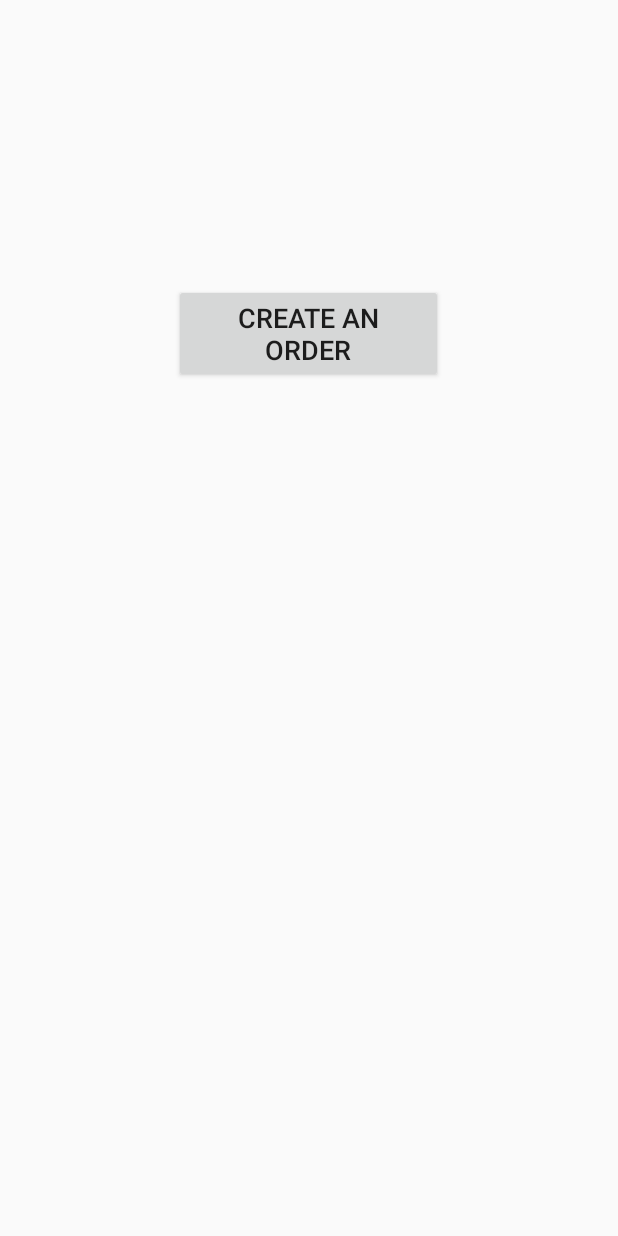
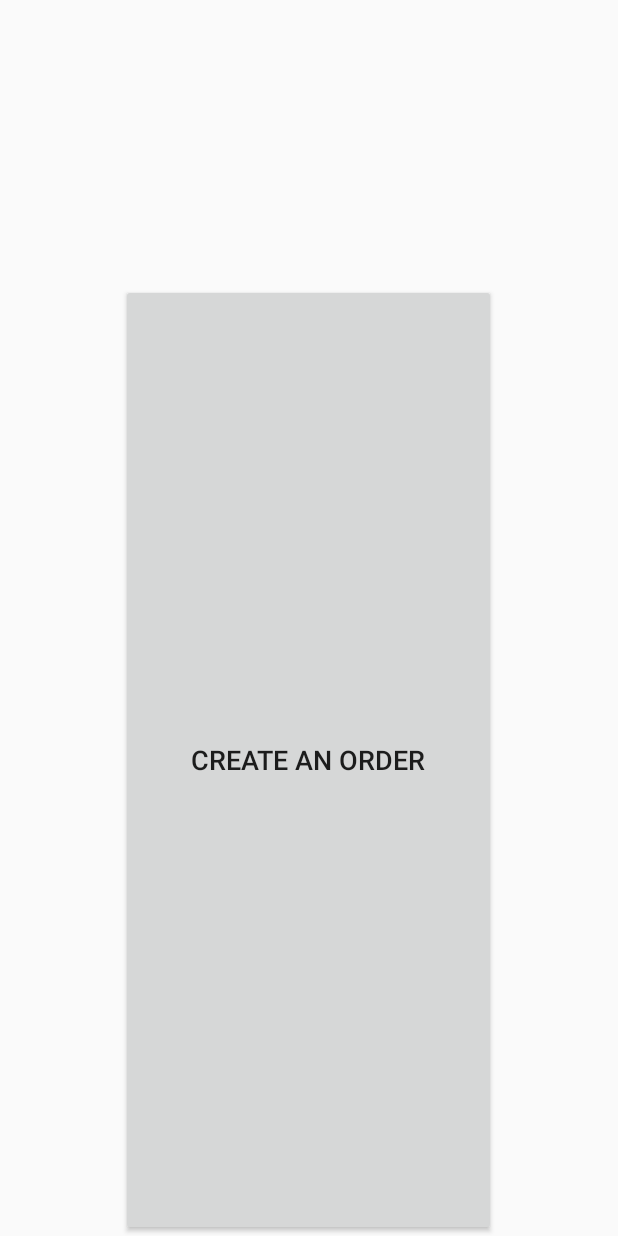
Before and after one commit to faisal2754/Vaiter, an Android app: the fragment StaffTab1 shown on its own in the app's theme, on a phone screen of 412 x 824 dp. Run offline under Robolectric (Android 15) with nearby library versions, the light colour scheme and no system bars.

```diff
--- a/app/src/main/res/layout/tab1_customer_main.xml
+++ b/app/src/main/res/layout/tab1_customer_main.xml
@@ -5,10 +5,7 @@
     android:layout_width="match_parent"
     android:layout_height="match_parent"
     tools:context="com.example.vaiterapp.ui.main.PlaceholderFragment">
-    <ScrollView
 
-        android:layout_width="match_parent"
-        android:layout_height="match_parent">
         <LinearLayout
             android:layout_width="match_parent"
             android:layout_height="match_parent"
@@ -35,7 +32,7 @@
                 android:text="Create an order"
                 android:textSize="18sp" />
         </LinearLayout>
-    </ScrollView>
+
 
 
 </RelativeLayout>
--- a/app/src/main/res/layout/tab1_staff_main.xml
+++ b/app/src/main/res/layout/tab1_staff_main.xml
@@ -8,10 +8,7 @@
 
 
 
-    <ScrollView
 
-        android:layout_width="match_parent"
-        android:layout_height="match_parent">
         <LinearLayout
             android:layout_width="match_parent"
             android:layout_height="match_parent"
@@ -27,8 +24,8 @@
 
             <Button
                 android:id="@+id/btnOrder"
-                android:layout_width="179dp"
-                android:layout_height="66dp"
+                android:layout_width="250dp"
+                android:layout_height="50dp"
                 android:layout_alignParentTop="true"
                 android:layout_centerHorizontal="true"
                 android:layout_gravity="center"
@@ -37,6 +34,6 @@
                 android:text="Create an order"
                 android:textSize="18sp" />
         </LinearLayout>
-    </ScrollView>
+
 
 </RelativeLayout>
```
